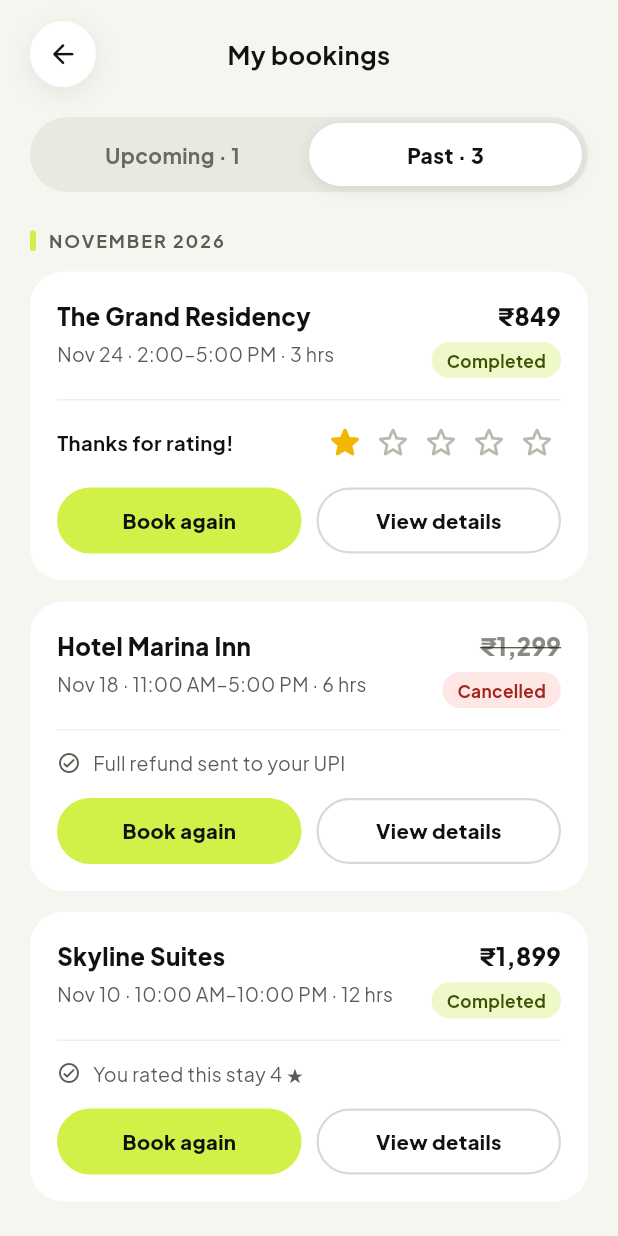
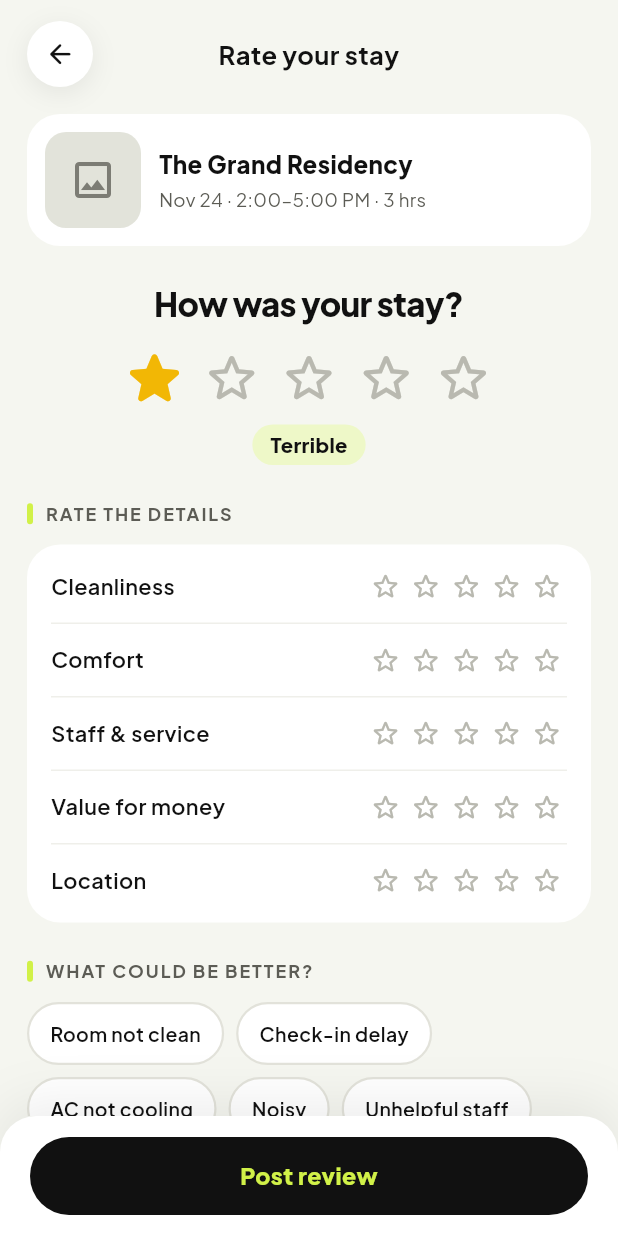
Before and after one commit to Ashwanthram2005/checkdin-customer-app., a Flutter app: the BookingsScreen screen opened by its route, after a tap on the "star outline" icon, on a phone screen of 412 x 824 dp. Run offline on Flutter 3.47's test engine with Material 3 defaults, Android fonts, the phone set to English and light mode, and no system bars; our stand-ins replace google_fonts, image_picker.

Commit message:
Add card form with live preview, and Rate & review screen with photos
Co-Authored-By: Claude Opus 5.5 <noreply@anthropic.com>
Claude-Session: https://claude.ai/code/session_01GHBFJ57JqQiYB9t43AZsQR

```diff
--- a/lib/main.dart
+++ b/lib/main.dart
@@ -26,6 +26,8 @@ import 'screens/saved.dart';
 import 'screens/offers.dart';
 import 'screens/cancel_policy.dart';
 import 'screens/legal.dart';
+import 'screens/add_card.dart';
+import 'screens/rate_stay.dart';
 
 void main() {
   WidgetsFlutterBinding.ensureInitialized();
@@ -79,6 +81,8 @@ class CheckdinApp extends StatelessWidget {
         '/offers': (_) => const OffersScreen(),
         '/cancel-policy': (_) => const CancelPolicyScreen(),
         '/legal': (_) => const LegalScreen(),
+        '/add-card': (_) => const AddCardScreen(),
+        '/rate': (_) => const RateStayScreen(),
       },
     );
   }
--- a/lib/screens/bookings.dart
+++ b/lib/screens/bookings.dart
@@ -100,6 +100,12 @@ class _BookingsScreenState extends State<BookingsScreen> {
     ]);
   }
 
+  Future<void> _openRate(_Past b, int stars) async {
+    if (_rating > 0) return;
+    final r = await Navigator.pushNamed(context, '/rate', arguments: {'hotel': b.hotel, 'when': b.when, 'rating': stars});
+    if (r is int && mounted) setState(() => _rating = r);
+  }
+
   Widget _pastCard(_Past b) {
     return Padding(
       padding: const EdgeInsets.only(bottom: 14),
@@ -132,11 +138,20 @@ class _BookingsScreenState extends State<BookingsScreen> {
           ],
           if (b.canRate)
             Row(children: [
-              Expanded(child: Text(_rating > 0 ? 'Thanks for rating!' : 'How was your stay?', style: const TextStyle(fontSize: 13.5, fontWeight: FontWeight.w700))),
+              Expanded(
+                child: GestureDetector(
+                  onTap: _rating > 0 ? null : () => _openRate(b, 0),
+                  child: Column(crossAxisAlignment: CrossAxisAlignment.start, children: [
+                    Text(_rating > 0 ? 'Review posted' : 'How was your stay?', style: const TextStyle(fontSize: 13.5, fontWeight: FontWeight.w700)),
+                    Text(_rating > 0 ? 'Thanks for helping other guests' : 'Rate & write a review',
+                        style: TextStyle(fontSize: 12, color: C.muted, decoration: _rating > 0 ? null : TextDecoration.underline)),
+                  ]),
+                ),
+              ),
               ...List.generate(
                 5,
                 (i) => GestureDetector(
-                  onTap: () => setState(() => _rating = i + 1),
+                  onTap: () => _openRate(b, i + 1),
                   child: Padding(
                     padding: const EdgeInsets.all(3),
                     child: Icon(i < _rating ? Icons.star_rounded : Icons.star_outline_rounded, size: 26, color: i < _rating ? C.gold : C.faint),
--- /dev/null
+++ b/lib/screens/rate_stay.dart
@@ -0,0 +1,318 @@
+import 'dart:io';
+
+import 'package:flutter/material.dart';
+import 'package:image_picker/image_picker.dart';
+
+import '../theme.dart';
+
+/// Arguments: {'hotel': String, 'when': String, 'rating': int}. Pops with the overall rating (int) when posted.
+class RateStayScreen extends StatefulWidget {
+  const RateStayScreen({super.key});
+  @override
+  State<RateStayScreen> createState() => _RateStayScreenState();
+}
+
+class _RateStayScreenState extends State<RateStayScreen> {
+  String _hotel = 'Your stay';
+  String _when = '';
+  int _overall = 0;
+  bool _argsRead = false;
+  final Map<String, int> _cat = {'Cleanliness': 0, 'Comfort': 0, 'Staff & service': 0, 'Value for money': 0, 'Location': 0};
+  final Set<String> _tags = {};
+  final _text = TextEditingController();
+  final List<XFile> _photos = [];
+  bool _anon = false;
+  final _picker = ImagePicker();
+
+  static const _good = [
+    'Clean room', 'Comfy bed', 'Cool AC', 'Clean bathroom', 'Friendly staff',
+    'Quick check-in', 'Privacy', 'Good location', 'Value for money', 'Fast Wi-Fi',
+  ];
+  static const _bad = [
+    'Room not clean', 'Check-in delay', 'AC not cooling', 'Noisy', 'Unhelpful staff',
+    'Bathroom issues', 'Not like the photos', 'Wi-Fi didn\'t work',
+  ];
+  static const _words = ['', 'Terrible', 'Poor', 'Okay', 'Good', 'Loved it!'];
+
+  @override
+  void didChangeDependencies() {
+    super.didChangeDependencies();
+    if (_argsRead) return;
+    _argsRead = true;
+    final a = ModalRoute.of(context)?.settings.arguments;
+    if (a is Map) {
+      _hotel = (a['hotel'] as String?) ?? _hotel;
+      _when = (a['when'] as String?) ?? '';
+      _overall = (a['rating'] as int?) ?? 0;
+    }
+  }
+
+  @override
+  void dispose() {
+    _text.dispose();
+    super.dispose();
+  }
+
+  bool get _happy => _overall == 0 || _overall >= 4;
+
+  Future<void> _addPhotos() async {
+    final src = await showModalBottomSheet<ImageSource>(
+      context: context,
+      backgroundColor: Colors.transparent,
+      builder: (ctx) => Container(
+        padding: EdgeInsets.fromLTRB(18, 18, 18, 18 + MediaQuery.of(ctx).padding.bottom),
+        decoration: const BoxDecoration(color: C.white, borderRadius: BorderRadius.vertical(top: Radius.circular(24))),
+        child: Column(mainAxisSize: MainAxisSize.min, crossAxisAlignment: CrossAxisAlignment.start, children: [
+          const Text('Add photos', style: TextStyle(fontSize: 18, fontWeight: FontWeight.w800)),
+          const SizedBox(height: 14),
+          ListTile(
+            contentPadding: EdgeInsets.zero,
+            leading: const IconTile(Icons.photo_camera_outlined, bg: C.lime),
+            title: const Text('Take a photo', style: TextStyle(fontWeight: FontWeight.w700)),
+            onTap: () => Navigator.pop(ctx, ImageSource.camera),
+          ),
+          ListTile(
+            contentPadding: EdgeInsets.zero,
+            leading: const IconTile(Icons.photo_library_outlined),
+            title: const Text('Choose from gallery', style: TextStyle(fontWeight: FontWeight.w700)),
+            onTap: () => Navigator.pop(ctx, ImageSource.gallery),
+          ),
+        ]),
+      ),
+    );
+    if (src == null) return;
+    try {
+      final left = 6 - _photos.length;
+      if (src == ImageSource.camera) {
+        final f = await _picker.pickImage(source: ImageSource.camera, imageQuality: 80, maxWidth: 1600);
+        if (f != null) setState(() => _photos.add(f));
+      } else {
+        final fs = await _picker.pickMultiImage(imageQuality: 80, maxWidth: 1600);
+        if (fs.isNotEmpty) setState(() => _photos.addAll(fs.take(left)));
+        if (fs.length > left && mounted) toast(context, 'You can add up to 6 photos');
+      }
+    } catch (_) {
+      if (mounted) toast(context, 'Couldn\'t open photos. Check app permissions.');
+    }
+  }
+
+  Widget _stars(int value, double size, ValueChanged<int> onTap) => Row(
+        mainAxisSize: MainAxisSize.min,
+        children: List.generate(
+          5,
+          (i) => GestureDetector(
+            onTap: () => onTap(i + 1),
+            child: Padding(
+              padding: EdgeInsets.symmetric(horizontal: size * 0.06),
+              child: AnimatedScale(
+                scale: i < value ? 1.0 : 0.92,
+                duration: const Duration(milliseconds: 150),
+                child: Icon(i < value ? Icons.star_rounded : Icons.star_outline_rounded,
+                    size: size, color: i < value ? C.gold : C.faint),
+              ),
+            ),
+          ),
+        ),
+      );
+
+  Widget _chip(String t) {
+    final on = _tags.contains(t);
+    return GestureDetector(
+      onTap: () => setState(() => on ? _tags.remove(t) : _tags.add(t)),
+      child: AnimatedContainer(
+        duration: const Duration(milliseconds: 150),
+        padding: const EdgeInsets.symmetric(horizontal: 14, vertical: 10),
+        decoration: BoxDecoration(
+          color: on ? (_happy ? C.lime : C.redSoft) : C.white,
+          borderRadius: BorderRadius.circular(999),
+          border: Border.all(color: on ? (_happy ? C.lime : C.red) : C.border, width: 1.5),
+        ),
+        child: Row(mainAxisSize: MainAxisSize.min, children: [
+          if (on) ...[Icon(_happy ? Icons.thumb_up_alt_rounded : Icons.thumb_down_alt_rounded, size: 14), const SizedBox(width: 6)],
+          Text(t, style: TextStyle(fontSize: 13, fontWeight: on ? FontWeight.w800 : FontWeight.w600)),
+        ]),
+      ),
+    );
+  }
+
+  @override
+  Widget build(BuildContext context) {
+    final textLen = _text.text.trim().length;
+    final textOk = textLen == 0 || textLen >= 20;
+    final canPost = _overall > 0 && textOk;
+    return Scaffold(
+      body: Column(children: [
+        Expanded(
+          child: ListView(
+            padding: EdgeInsets.fromLTRB(18, MediaQuery.of(context).padding.top + 14, 18, 24),
+            children: [
+              const TitleBar(title: 'Rate your stay'),
+              const SizedBox(height: 18),
+              WhiteCard(
+                padding: const EdgeInsets.all(12),
+                child: Row(children: [
+                  const SizedBox(width: 64, height: 64, child: PhotoPlaceholder(height: 64, radius: 14, label: '')),
+                  const SizedBox(width: 12),
+                  Expanded(
+                    child: Column(crossAxisAlignment: CrossAxisAlignment.start, children: [
+                      Text(_hotel, style: const TextStyle(fontSize: 16, fontWeight: FontWeight.w800)),
+                      if (_when.isNotEmpty) ...[
+                        const SizedBox(height: 3),
+                        Text(_when, style: const TextStyle(fontSize: 12.5, color: C.muted)),
+                      ],
+                    ]),
+                  ),
+                ]),
+              ),
+              const SizedBox(height: 22),
+              Center(
+                child: Column(children: [
+                  const Text('How was your stay?', style: TextStyle(fontSize: 22, fontWeight: FontWeight.w800, letterSpacing: -0.5)),
+                  const SizedBox(height: 12),
+                  _stars(_overall, 46, (v) => setState(() {
+                        if (_happy != (v >= 4)) _tags.clear();
+                        _overall = v;
+                      })),
+                  const SizedBox(height: 8),
+                  AnimatedSwitcher(
+                    duration: const Duration(milliseconds: 150),
+                    child: Container(
+                      key: ValueKey(_overall),
+                      padding: const EdgeInsets.symmetric(horizontal: 12, vertical: 4),
+                      decoration: BoxDecoration(
+                          color: _overall == 0 ? Colors.transparent : (_overall >= 4 ? C.lime : C.limeSoft),
+                          borderRadius: BorderRadius.circular(999)),
+                      child: Text(_overall == 0 ? 'Tap a star to rate' : _words[_overall],
+                          style: TextStyle(
+                              fontSize: 13.5, fontWeight: FontWeight.w800, color: _overall == 0 ? C.muted : C.ink)),
+                    ),
+                  ),
+                ]),
+              ),
+              const SectionLabel('Rate the details'),
+              WhiteCard(
+                padding: const EdgeInsets.symmetric(horizontal: 16, vertical: 4),
+                child: Column(children: [
+                  for (final e in _cat.entries.toList().asMap().entries)
+                    Container(
+                      padding: const EdgeInsets.symmetric(vertical: 12),
+                      decoration: BoxDecoration(
+                        border: e.key == _cat.length - 1 ? null : const Border(bottom: BorderSide(color: C.line)),
+                      ),
+                      child: Row(children: [
+                        Expanded(child: Text(e.value.key, style: const TextStyle(fontSize: 14.5, fontWeight: FontWeight.w600))),
+                        _stars(e.value.value, 24, (v) => setState(() => _cat[e.value.key] = v)),
+                      ]),
+                    ),
+                ]),
+              ),
+              SectionLabel(_happy ? 'What was good?' : 'What could be better?'),
+              Wrap(spacing: 8, runSpacing: 8, children: [for (final t in (_happy ? _good : _bad)) _chip(t)]),
+              const SectionLabel('Write a review'),
+              TextField(
+                controller: _text,
+                maxLines: 5,
+                minLines: 4,
+                maxLength: 500,
+                onChanged: (_) => setState(() {}),
+                style: const TextStyle(fontSize: 14.5, height: 1.5),
+                decoration: InputDecoration(
+                  hintText: 'Tell other guests about the room, check-in and staff…',
+                  hintStyle: const TextStyle(color: Color(0xFF8A8A82)),
+                  filled: true,
+                  fillColor: C.white,
+                  errorText: textOk ? null : 'Write at least 20 characters (${20 - textLen} more)',
+                  contentPadding: const EdgeInsets.all(14),
+                  border: OutlineInputBorder(borderRadius: BorderRadius.circular(16), borderSide: const BorderSide(color: C.border, width: 1.5)),
+                  enabledBorder:
+                      OutlineInputBorder(borderRadius: BorderRadius.circular(16), borderSide: const BorderSide(color: C.border, width: 1.5)),
+                  focusedBorder:
+                      OutlineInputBorder(borderRadius: BorderRadius.circular(16), borderSide: const BorderSide(color: C.ink, width: 1.5)),
+                ),
+              ),
+              SectionLabel('Add photos from your stay',
+                  trailing: Text('${_photos.length}/6', style: const TextStyle(fontSize: 12, fontWeight: FontWeight.w700, color: C.muted))),
+              GridView.count(
+                crossAxisCount: 3,
+                shrinkWrap: true,
+                physics: const NeverScrollableScrollPhysics(),
+                mainAxisSpacing: 10,
+                crossAxisSpacing: 10,
+                children: [
+                  if (_photos.length < 6)
+                    GestureDetector(
+                      onTap: _addPhotos,
+                      child: Container(
+                        decoration: BoxDecoration(
+                          color: C.limeSoft,
+                          borderRadius: BorderRadius.circular(16),
+                          border: Border.all(color: C.lime, width: 1.5),
+                        ),
+                        child: const Column(mainAxisAlignment: MainAxisAlignment.center, children: [
+                          Icon(Icons.add_a_photo_outlined, size: 26),
+                          SizedBox(height: 6),
+                          Text('Add photos', style: TextStyle(fontSize: 12.5, fontWeight: FontWeight.w800)),
+                        ]),
+                      ),
+                    ),
+                  for (var i = 0; i < _photos.length; i++)
+                    Stack(fit: StackFit.expand, children: [
+                      ClipRRect(
+                        borderRadius: BorderRadius.circular(16),
+                        child: Image.file(File(_photos[i].path), fit: BoxFit.cover),
+                      ),
+                      Positioned(
+                        top: 6,
+                        right: 6,
+                        child: GestureDetector(
+                          onTap: () => setState(() => _photos.removeAt(i)),
+                          child: Container(
+                            width: 26,
+                            height: 26,
+                            decoration: const BoxDecoration(color: C.ink, shape: BoxShape.circle),
+                            child: const Icon(Icons.close_rounded, size: 16, color: C.white),
+                          ),
+                        ),
+                      ),
+                    ]),
+                ],
+              ),
+              const SizedBox(height: 8),
+              const Text('Show the room, bathroom or view. Please avoid faces and ID cards.',
+                  style: TextStyle(fontSize: 12, color: C.muted2)),
+              const SizedBox(height: 16),
+              WhiteCard(
+                radius: 18,
+                padding: const EdgeInsets.symmetric(horizontal: 16, vertical: 12),
+                child: Row(children: [
+                  const Expanded(
+                    child: Column(crossAxisAlignment: CrossAxisAlignment.start, children: [
+                      Text('Post anonymously', style: TextStyle(fontSize: 14.5, fontWeight: FontWeight.w700)),
+                      SizedBox(height: 2),
+                      Text('Your name won\'t be shown with this review.', style: TextStyle(fontSize: 12.5, color: C.muted)),
+                    ]),
+                  ),
+                  BrandSwitch(value: _anon, onChanged: (v) => setState(() => _anon = v)),
+                ]),
+              ),
+            ],
+          ),
+        ),
+        BottomBar(
+          child: PillBtn(
+            _overall == 0 ? 'Rate your stay to post' : 'Post review',
+            kind: BtnKind.dark,
+            expand: true,
+            onTap: canPost
+                ? () {
+                    FocusScope.of(context).unfocus();
+                    toast(context, 'Review posted. Thanks for helping other guests!');
+                    Navigator.pop(context, _overall);
+                  }
+                : null,
+          ),
+        ),
+      ]),
+    );
+  }
+}
--- a/pubspec.yaml
+++ b/pubspec.yaml
@@ -10,6 +10,7 @@ dependencies:
   flutter:
     sdk: flutter
   google_fonts: ^6.2.1
+  image_picker: ^1.1.2
 
 dev_dependencies:
   flutter_test:
```
Also changed, not shown: lib/screens/add_card.dart (added, +369 -0 lines), lib/screens/payment_methods.dart (+8 -1 lines).
